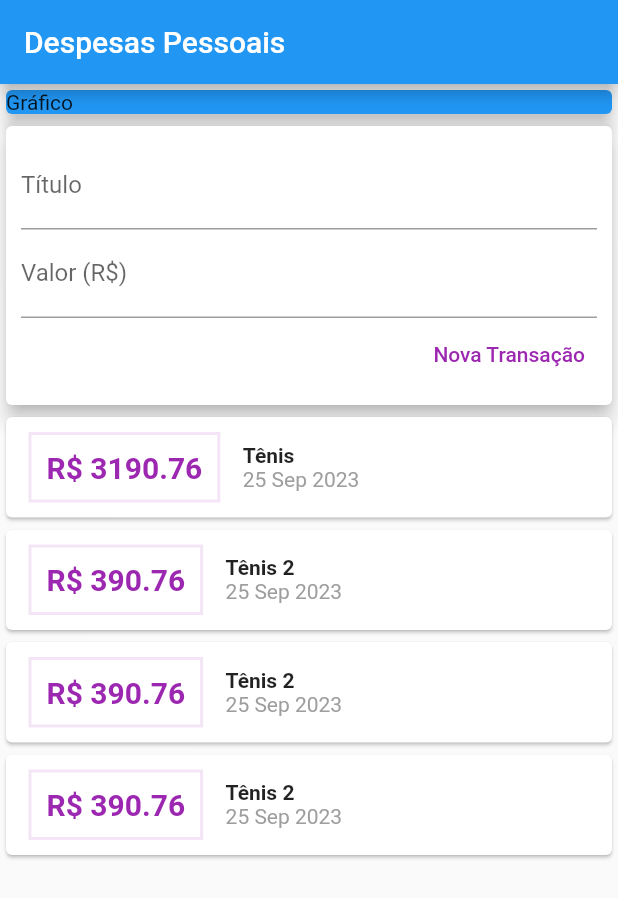
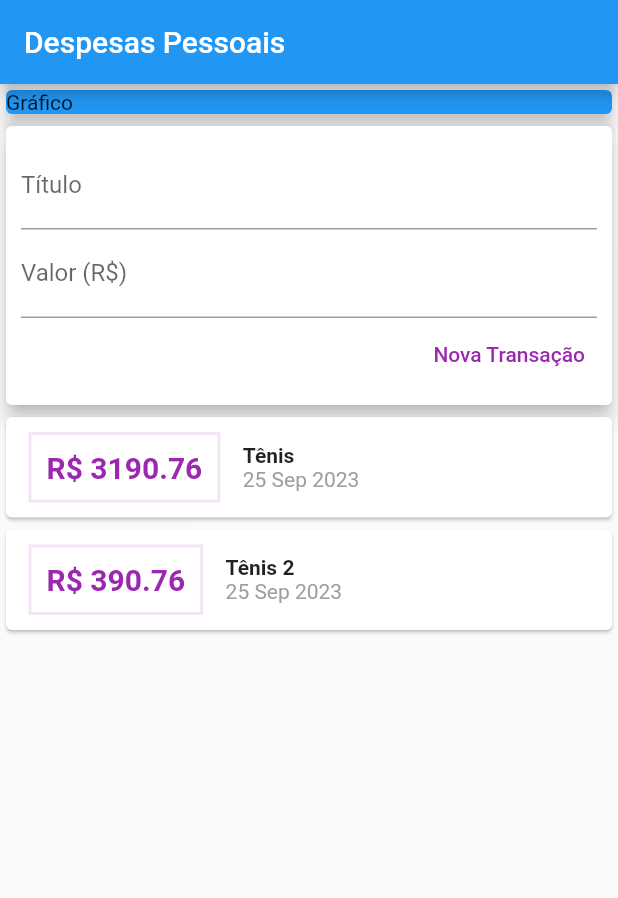
Before and after one commit to AfonsoMachado/personal_expenses, a Flutter app: the screen it shows after launch, after a tap on "Nova Transação", on a phone screen of 412 x 824 dp. Shown: the top 898 px of the screen. Run offline on Flutter 3.47's test engine with Material 2 defaults, Android fonts, the phone set to English and light mode, and no system bars.

```diff
--- a/lib/components/transaction_form.dart
+++ b/lib/components/transaction_form.dart
@@ -7,6 +7,16 @@ class TransactionForm extends StatelessWidget {
   final void Function(String, double) onSubmit;
 
   TransactionForm(this.onSubmit, {super.key});
+
+  _submitForm() {
+    final title = titleController.text;
+    final value = double.tryParse(valueController.text) ?? 0.0;
+
+    if (title.isEmpty || value <= 0) {
+      return;
+    }
+    onSubmit(title, value);
+  }
 
   @override
   Widget build(BuildContext context) {
@@ -18,22 +28,21 @@ class TransactionForm extends StatelessWidget {
           children: [
             TextField(
               controller: titleController,
+              onSubmitted: (_) => _submitForm(),
               decoration: const InputDecoration(labelText: 'Título'),
             ),
             TextField(
               controller: valueController,
+              keyboardType:
+                  const TextInputType.numberWithOptions(decimal: true),
+              onSubmitted: (_) => _submitForm(),
               decoration: const InputDecoration(labelText: 'Valor (R\$)'),
             ),
             Row(
               mainAxisAlignment: MainAxisAlignment.end,
               children: [
                 TextButton(
-                  onPressed: () {
-                    final title = titleController.text;
-                    final value = double.tryParse(valueController.text) ?? 0.0;
-
-                    onSubmit(title, value);
-                  },
+                  onPressed: _submitForm,
                   child: const Text(
                     'Nova Transação',
                     style: TextStyle(color: Colors.purple),
--- a/lib/components/transaction_user.dart
+++ b/lib/components/transaction_user.dart
@@ -18,36 +18,6 @@ class _TransactionUserState extends State<TransactionUser> {
       id: 't1',
       title: 'Tênis',
       value: 3190.76,
-      date: DateTime.now(),
-    ),
-    Transaction(
-      id: 't2',
-      title: 'Tênis 2',
-      value: 390.76,
-      date: DateTime.now(),
-    ),
-    Transaction(
-      id: 't2',
-      title: 'Tênis 2',
-      value: 390.76,
-      date: DateTime.now(),
-    ),
-    Transaction(
-      id: 't2',
-      title: 'Tênis 2',
-      value: 390.76,
-      date: DateTime.now(),
-    ),
-    Transaction(
-      id: 't2',
-      title: 'Tênis 2',
-      value: 390.76,
-      date: DateTime.now(),
-    ),
-    Transaction(
-      id: 't2',
-      title: 'Tênis 2',
-      value: 390.76,
       date: DateTime.now(),
     ),
     Transaction(
```
